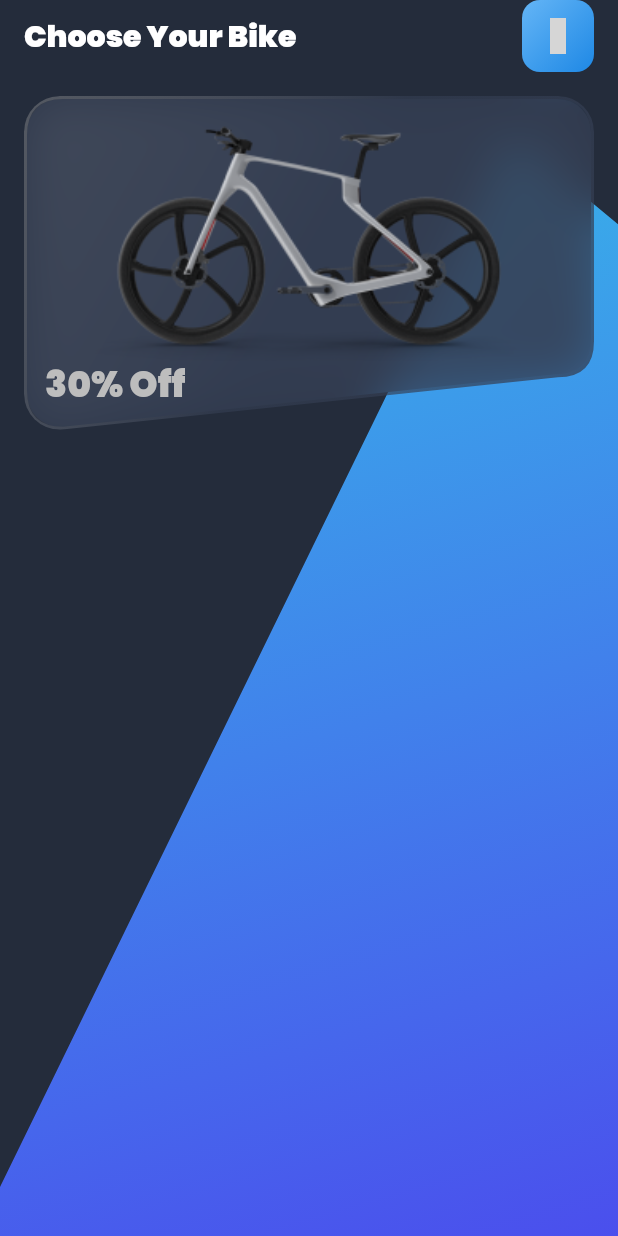
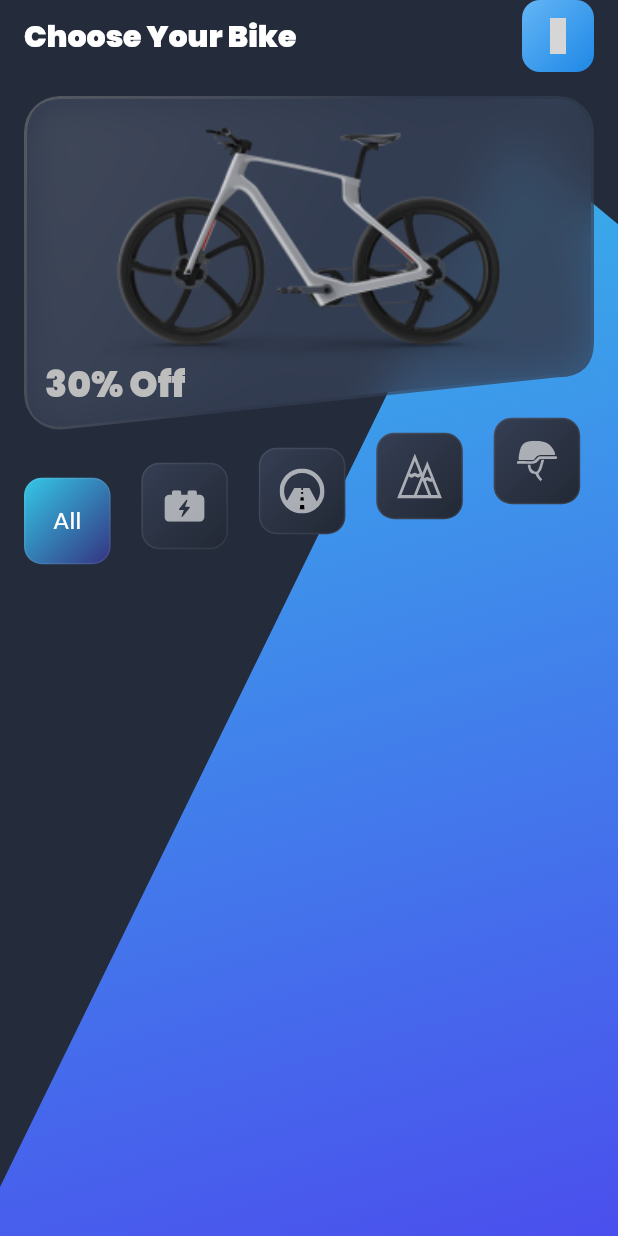
Before and after one commit to nadersakr/task, a Flutter app: the screen it shows after launch, on a phone screen of 412 x 824 dp. Run offline on Flutter 3.47's test engine with Material 3 defaults, Android fonts, the phone set to English and light mode, and no system bars; our stand-ins replace flutter_svg, iconsax_plus; grey boxes are pictures that could not be loaded.

Commit message:
Refactor asset strings for consistency; add new electric box icon and update AppTheme text styles

```diff
--- a/lib/core/constants/app_strings.dart
+++ b/lib/core/constants/app_strings.dart
@@ -10,7 +10,8 @@ class AssetsStrings {
 
   // icons
   static const String bikeIcon = "assets/images/svg/Icon_bike.svg";
-  static const String helmetIcon = "assets/images/svg/icon_helmet.svg";
+  static const String iconHelmet = "assets/images/svg/icon_helmet.svg";
   static const String iconRoad = "assets/images/svg/icon_road.svg";
+  static const String iconElectricBox = "assets/images/svg/icon_electric_box.svg";
   static const String iconMountain = "assets/images/svg/icon_mountain.svg";
 }
--- a/lib/core/constants/theme/app_theme.dart
+++ b/lib/core/constants/theme/app_theme.dart
@@ -4,6 +4,14 @@ import 'package:task/core/constants/app_colors.dart';
 class AppTheme {
   static final ThemeData appTheme = ThemeData(
     primaryColor: AppColors.primary,
+    primaryTextTheme: const TextTheme(
+      titleLarge: TextStyle(
+        fontSize: 20,
+        color: Colors.white,
+        fontWeight: FontWeight.w200,
+      ),
+      titleMedium: TextStyle(fontSize: 18, color: Colors.white),
+    ),
     textTheme: const TextTheme(
       titleLarge: TextStyle(
         fontSize: 20,
--- a/lib/features/home/presentation/screens/home_screen.dart
+++ b/lib/features/home/presentation/screens/home_screen.dart
@@ -4,6 +4,7 @@ import 'package:task/core/constants/app_colors.dart';
 import 'package:task/core/constants/app_strings.dart';
 import 'package:task/features/home/presentation/widgets/banner.dart';
 import 'package:task/features/home/presentation/widgets/home_app_bar.dart';
+import 'package:task/widgets/stari_widgets.dart';
 
 class HomeScreen extends StatelessWidget {
   const HomeScreen({super.key});
@@ -34,6 +35,38 @@ class HomeScreen extends StatelessWidget {
                   HomeAppBar(),
                   SizedBox(height: 16.0),
                   PromotionalBanner(),
+                  SizedBox(height: 32.0),
+
+                  StairList(
+                    spacing: MediaQuery.of(context).size.width * 0.05,
+                    children: [
+                      TabContiner(
+                        isSelected: true,
+                        child: Text(
+                          'All',
+                          style: TextStyle(color: Colors.white, fontSize: 16),
+                        ),
+                      ),
+                      TabContiner(
+                        isSelected: false,
+                        child: SvgPicture.asset(AssetsStrings.iconElectricBox),
+                      ),
+                      TabContiner(
+                        isSelected: false,
+                        child: SvgPicture.asset(AssetsStrings.iconRoad),
+                      ),
+                      TabContiner(
+                        isSelected: false,
+                        child: SvgPicture.asset(AssetsStrings.iconMountain),
+                      ),
+                      TabContiner(
+                        isSelected: false,
+                        child: SvgPicture.asset(AssetsStrings.iconHelmet),
+                      ),
+                    ],
+                  ),
+
+                  // SlantedVerticalContainer(),
                 ],
               ),
             ),
@@ -43,3 +76,30 @@ class HomeScreen extends StatelessWidget {
     );
   }
 }
+
+class TabContiner extends StatelessWidget {
+  const TabContiner({super.key, required this.isSelected, required this.child});
+
+  final bool isSelected;
+  final Widget child;
+
+  @override
+  Widget build(BuildContext context) {
+    return Container(
+      width: MediaQuery.of(context).size.width * 0.14,
+      height: MediaQuery.of(context).size.width * 0.14,
+      decoration: BoxDecoration(
+        gradient: LinearGradient(
+          colors: isSelected
+              ? [Color(0xff34C8E8), Color.fromARGB(255, 52, 51, 128)]
+              : [const Color(0xff353F54), const Color(0xff222834)],
+          begin: Alignment.topLeft,
+          end: Alignment.bottomRight,
+        ),
+        borderRadius: BorderRadius.circular(12),
+        border: Border.all(color: Colors.white.withAlpha(20), width: 1),
+      ),
+      child: Center(child: child),
+    );
+  }
+}
```
Also changed, not shown: assets/images/svg/icon_electric_box.svg (added), pubspec.lock. Lines whose indentation alone changed are shown as unchanged.
